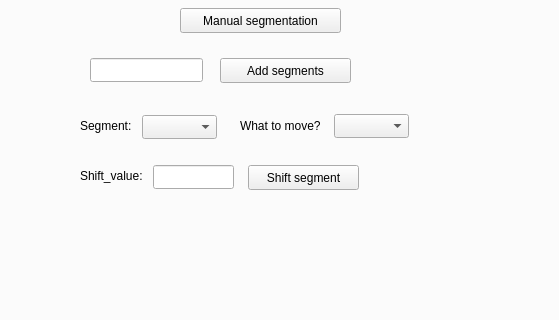
Before: the Qt Designer form ExpertSystem.ui in AjeyDikshit/ExpertSystem, drawn with Qt 5; both pictures show x 722 to 1281 and y 288 to 608 of the 1281 by 840 pixel window.
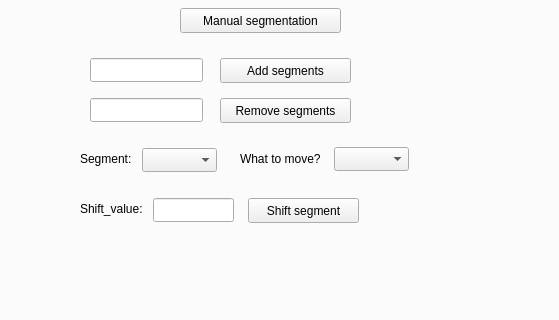
After: the same form once the commit is applied. The open tabs and pages were chosen to show the change. Icons and pictures are not drawn. Custom widgets are drawn as their Qt base class.

Commit message: Added delete functionality

```diff
--- a/ExpertSystem.ui
+++ b/ExpertSystem.ui
@@ -1799,7 +1799,7 @@
       <property name="geometry">
        <rect>
         <x>790</x>
-        <y>370</y>
+        <y>403</y>
         <width>71</width>
         <height>16</height>
        </rect>
@@ -1812,7 +1812,7 @@
       <property name="geometry">
        <rect>
         <x>852</x>
-        <y>367</y>
+        <y>400</y>
         <width>75</width>
         <height>24</height>
        </rect>
@@ -1822,7 +1822,7 @@
       <property name="geometry">
        <rect>
         <x>950</x>
-        <y>370</y>
+        <y>403</y>
         <width>91</width>
         <height>16</height>
        </rect>
@@ -1835,7 +1835,7 @@
       <property name="geometry">
        <rect>
         <x>1044</x>
-        <y>366</y>
+        <y>399</y>
         <width>75</width>
         <height>24</height>
        </rect>
@@ -1865,7 +1865,7 @@
       <property name="geometry">
        <rect>
         <x>790</x>
-        <y>420</y>
+        <y>453</y>
         <width>71</width>
         <height>16</height>
        </rect>
@@ -1878,7 +1878,7 @@
       <property name="geometry">
        <rect>
         <x>863</x>
-        <y>417</y>
+        <y>450</y>
         <width>81</width>
         <height>24</height>
        </rect>
@@ -1888,7 +1888,7 @@
       <property name="geometry">
        <rect>
         <x>958</x>
-        <y>417</y>
+        <y>450</y>
         <width>111</width>
         <height>25</height>
        </rect>
@@ -1920,6 +1920,29 @@
        <string>Add segments</string>
       </property>
      </widget>
+     <widget class="QPushButton" name="PB_remove_segments">
+      <property name="geometry">
+       <rect>
+        <x>930</x>
+        <y>350</y>
+        <width>131</width>
+        <height>25</height>
+       </rect>
+      </property>
+      <property name="text">
+       <string>Remove segments</string>
+      </property>
+     </widget>
+     <widget class="QLineEdit" name="LE_remove_segment_value">
+      <property name="geometry">
+       <rect>
+        <x>800</x>
+        <y>350</y>
+        <width>113</width>
+        <height>24</height>
+       </rect>
+      </property>
+     </widget>
     </widget>
    </widget>
   </widget>
```
The commit also changes 2 other files.
